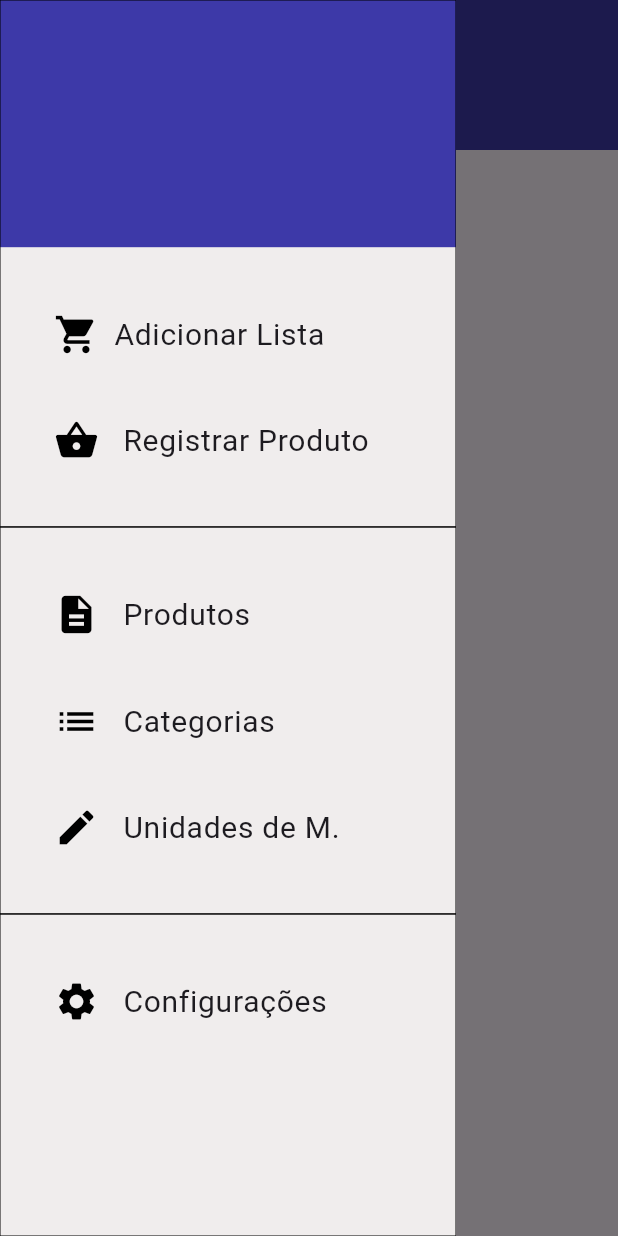
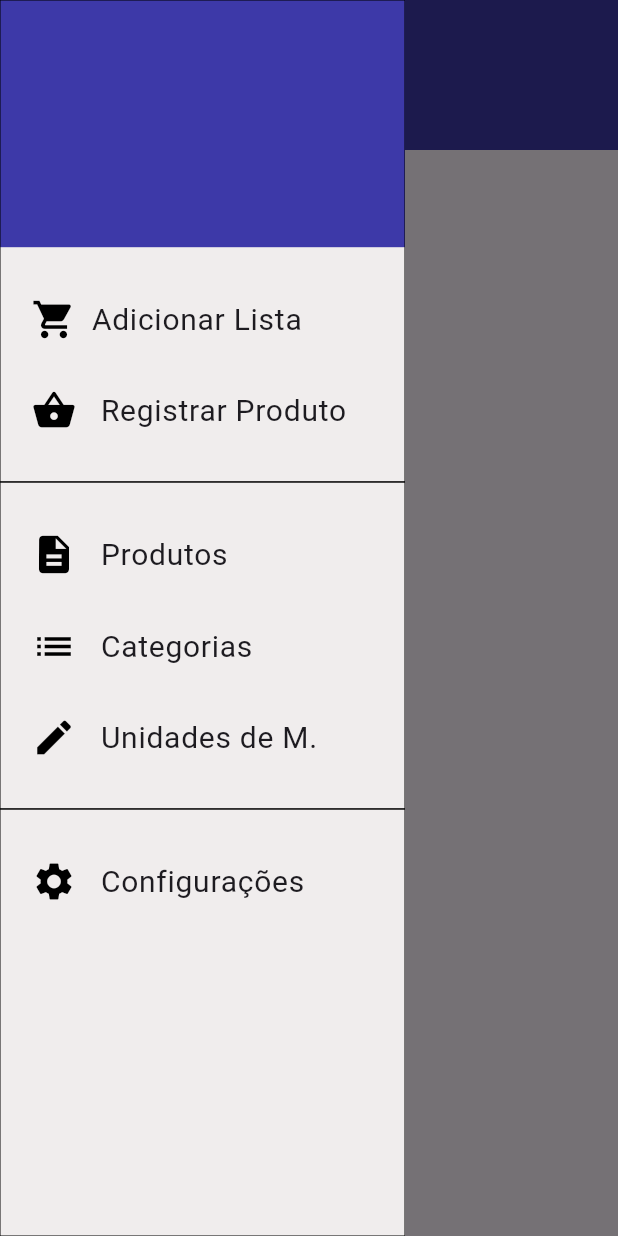
Before and after one commit to Erick-P-Calauro/market_manager, a Flutter app: the screen it shows after launch, with the side drawer open, on a phone screen of 412 x 824 dp. Run offline on Flutter 3.47's test engine with Material 3 defaults, Android fonts, the phone set to English and light mode, and no system bars; our stand-ins replace google_fonts.

Commit message:
[style(DefaultDrawer)] spacing and padding change

```diff
--- a/lib/ui/widgets/DefaultDrawer.dart
+++ b/lib/ui/widgets/DefaultDrawer.dart
@@ -7,11 +7,14 @@ class DefaultDrawer extends StatelessWidget {
 
   @override
   Widget build(BuildContext context) {
-    const defaultPadding = EdgeInsets.fromLTRB(20, 30, 0, 30);
+    final defaultPadding = EdgeInsets.fromLTRB(5, 20, 0, 20);
+    final defaultTextStyle = Typograph.HeadlineMedium;
+    final defaultSpacing = 5.0;
 
     return Drawer(
         backgroundColor: CustomColors.BlueMarket,
         shape: Border.all(width: 0),
+        width: 270,
         child: Padding(
             padding:
                 EdgeInsets.only(top: MediaQuery.of(context).size.height * 0.2),
@@ -23,7 +26,7 @@ class DefaultDrawer extends StatelessWidget {
                     Container(
                         padding: defaultPadding,
                         child: Column(
-                          spacing: 15,
+                          spacing: defaultSpacing,
                           children: [
                             ListTile(
                               horizontalTitleGap: 10,
@@ -33,7 +36,7 @@ class DefaultDrawer extends StatelessWidget {
                                 size: 30,
                               ),
                               title: Text("Adicionar Lista",
-                                  style: Typograph.HeadlineMedium),
+                                  style: defaultTextStyle),
                               onTap: () => {print("Adicionar Lista")},
                             ),
                             ListTile(
@@ -43,7 +46,7 @@ class DefaultDrawer extends StatelessWidget {
                                   size: 30,
                                 ),
                                 title: Text("Registrar Produto",
-                                    style: Typograph.HeadlineMedium),
+                                    style: defaultTextStyle),
                                 onTap: () => {print("Registrar Produto")}),
                           ],
                         )),
@@ -51,25 +54,24 @@ class DefaultDrawer extends StatelessWidget {
                     Container(
                       padding: defaultPadding,
                       child: Column(
-                        spacing: 15,
+                        spacing: defaultSpacing,
                         children: [
                           ListTile(
                               leading: Icon(Icons.description,
                                   color: Colors.black, size: 30),
-                              title: Text("Produtos",
-                                  style: Typograph.HeadlineMedium),
+                              title: Text("Produtos", style: defaultTextStyle),
                               onTap: () => {print("Produtos")}),
                           ListTile(
                               leading: Icon(Icons.list,
                                   color: Colors.black, size: 30),
-                              title: Text("Categorias",
-                                  style: Typograph.HeadlineMedium),
+                              title:
+                                  Text("Categorias", style: defaultTextStyle),
                               onTap: () => {print("Categorias")}),
                           ListTile(
                               leading: Icon(Icons.mode_edit,
                                   color: Colors.black, size: 30),
                               title: Text("Unidades de M.",
-                                  style: Typograph.HeadlineMedium),
+                                  style: defaultTextStyle),
                               onTap: () => {print("Unidades de Medida")}),
                         ],
                       ),
@@ -83,8 +85,8 @@ class DefaultDrawer extends StatelessWidget {
                         child: ListTile(
                             leading: Icon(Icons.settings,
                                 color: Colors.black, size: 30),
-                            title: Text("Configurações",
-                                style: Typograph.HeadlineMedium),
+                            title:
+                                Text("Configurações", style: defaultTextStyle),
                             onTap: () => {print("Configurações")}))
                   ],
                 ))));
```
